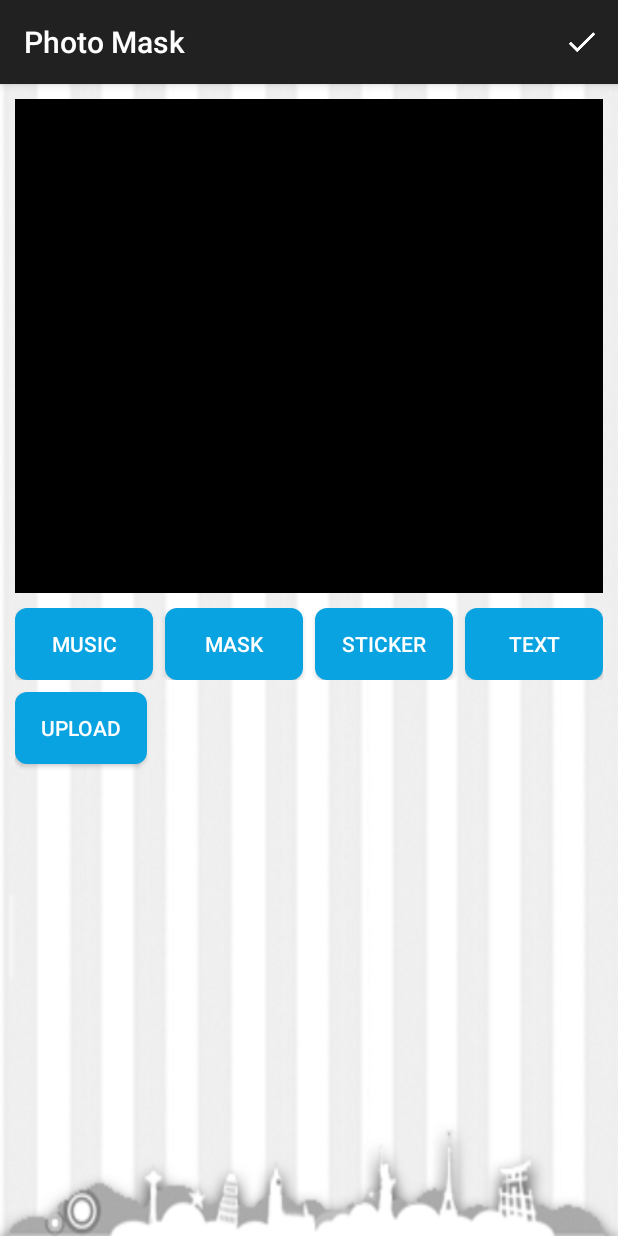
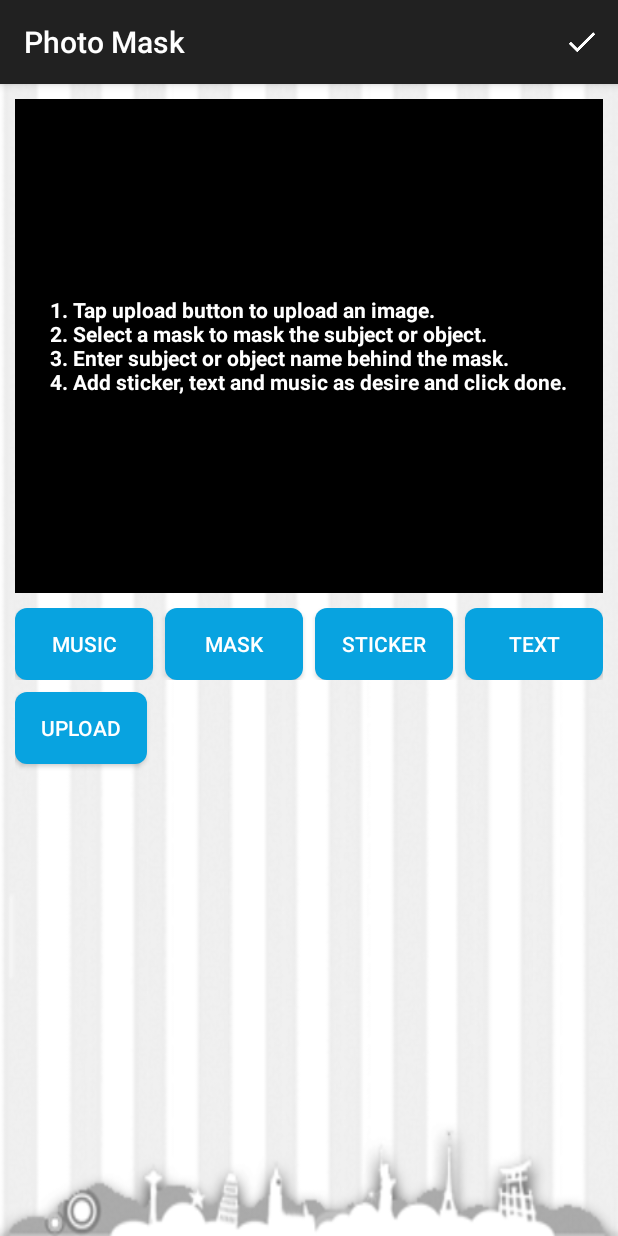
Before and after one commit to Abhishek92/Guessaboo, an Android app: the PhotoMaskActivity screen opened directly, with no data from a screen before it, on a phone screen of 412 x 824 dp. Run offline under Robolectric (Android 15) with nearby library versions, the phone set to English and light mode, and no system bars; our stand-ins replace AdMob.

Commit message:
Commit small changes.

```diff
--- a/app/src/main/java/com/android/guessaboo/BaseActivity.java
+++ b/app/src/main/java/com/android/guessaboo/BaseActivity.java
@@ -69,7 +69,8 @@ public class BaseActivity extends AppCompatActivity {
         mContainer = (RelativeLayout) findViewById(R.id.container);
         mAdView = (AdView) findViewById(R.id.adView);
         AdRequest adRequest = new AdRequest.Builder().build();
-        mAdView.loadAd(adRequest);
+        //mAdView.loadAd(adRequest);
+        mAdView.setVisibility(View.GONE);
 
 
        // setDoneBar(false);
--- a/app/src/main/java/com/android/guessaboo/PhotoMaskActivity.java
+++ b/app/src/main/java/com/android/guessaboo/PhotoMaskActivity.java
@@ -23,6 +23,7 @@ import android.widget.Button;
 import android.widget.ImageView;
 import android.widget.LinearLayout;
 import android.widget.RelativeLayout;
+import android.widget.TextView;
 import android.widget.Toast;
 
 import java.io.File;
@@ -30,10 +31,13 @@ import java.io.File;
 public class PhotoMaskActivity extends BaseActivity implements View.OnClickListener,View.OnTouchListener, View.OnDragListener {
 
     private LinearLayout mWorkSpace;
+    private TextView mDesc;
     private ImageView mImg;
     protected final static int MASK_CODE = 14;
     protected final static int STICKER_CODE = 15;
     protected final static int TEXT_CODE = 16;
+    protected final static int MUSIC_CODE = 17;
+    private String MUSIC_FILE_PATH;
     @Override
     protected void onCreate(Bundle savedInstanceState) {
         super.onCreate(savedInstanceState);
@@ -44,9 +48,12 @@ public class PhotoMaskActivity extends BaseActivity implements View.OnClickListe
         int deviceHeight = displayMetrics.heightPixels;
 
         mWorkSpace = (LinearLayout) findViewById(R.id.workspace);
+        mDesc = (TextView) findViewById(R.id.desc);
         LinearLayout.LayoutParams params = (LinearLayout.LayoutParams) mWorkSpace.getLayoutParams();
         params.height = (int) (deviceHeight * .40f);
         mWorkSpace.setLayoutParams(params);
+
+        mDesc.setText(getDescText());
 
         findViewById(R.id.musicBtn).setOnClickListener(this);
         findViewById(R.id.maskBtn).setOnClickListener(this);
@@ -102,7 +109,7 @@ public class PhotoMaskActivity extends BaseActivity implements View.OnClickListe
                 showPicker();
                 break;
             case R.id.musicBtn:
-                startActivity(new Intent(this, SongsActivity.class));
+                startActivityForResult(new Intent(this, SongsActivity.class), MUSIC_CODE, null);
                 break;
             default:
                 break;
@@ -124,14 +131,20 @@ public class PhotoMaskActivity extends BaseActivity implements View.OnClickListe
             if(data != null){
                 int id = data.getIntExtra("image",0);
                 addImageToWorkspace(id);
+                mDesc.setVisibility(View.GONE);
             }
         }else if(requestCode == STICKER_CODE){
             if(data != null){
                 int id = data.getIntExtra("image",0);
                 addImageToWorkspace(id);
+                mDesc.setVisibility(View.GONE);
             }
         }else if(requestCode == TEXT_CODE){
             addImageFromFileToWorkspace();
+        }else if(requestCode == MUSIC_CODE){
+            if(data != null){
+                MUSIC_FILE_PATH = data.getStringExtra("music");
+            }
         }
     }
 
@@ -213,7 +226,10 @@ public class PhotoMaskActivity extends BaseActivity implements View.OnClickListe
         // Setting Positive "Yes" Button
         alertDialog.setPositiveButton("YES", new DialogInterface.OnClickListener() {
             public void onClick(DialogInterface dialog,int which) {
-                startActivity(new Intent(PhotoMaskActivity.this, InvitationActivity.class));
+                Util.convertToPng(mWorkSpace);
+                Intent intent = new Intent(PhotoMaskActivity.this, InvitationActivity.class);
+                intent.putExtra("music", MUSIC_FILE_PATH);
+                startActivity(intent);
             }
         });
 
@@ -226,4 +242,15 @@ public class PhotoMaskActivity extends BaseActivity implements View.OnClickListe
         // Showing Alert Message
         alertDialog.show();
     }
+
+    private String getDescText(){
+
+        String text = "1. Tap upload button to upload an image."+"\n"
+                +"2. Select a mask to mask the subject or object."+"\n"
+                +"3. Enter subject or object name behind the mask."+"\n"
+                +"4. Add sticker, text and music as desire and click done.";
+
+        return text;
+
+    }
 }
--- a/app/src/main/java/com/android/guessaboo/adapter/MusicAdapter.java
+++ b/app/src/main/java/com/android/guessaboo/adapter/MusicAdapter.java
@@ -38,6 +38,10 @@ public class MusicAdapter extends BaseAdapter {
         return 0;
     }
 
+    public void clearData(){
+        data.clear();
+    }
+
     @Override
     public View getView(int i, View view, ViewGroup parent) {
         MusicItem item = (MusicItem) getItem(i);
--- a/app/src/main/res/layout/activity_photo_mask.xml
+++ b/app/src/main/res/layout/activity_photo_mask.xml
@@ -16,7 +16,19 @@
             android:layout_width="match_parent"
             android:layout_height="wrap_content"
             android:background="#000000"
-            android:orientation="vertical" />
+            android:orientation="horizontal"
+            android:gravity="center">
+
+            <TextView
+                android:id="@+id/desc"
+                android:layout_width="wrap_content"
+                android:layout_height="wrap_content"
+                android:layout_gravity="center"
+                android:text="sasfsfsfsdfds"
+                android:padding="8dp"
+                android:textColor="@android:color/white"
+                android:textStyle="bold"/>
+        </LinearLayout>
 
         <LinearLayout
             android:layout_width="match_parent"
--- a/app/src/main/res/layout/activity_photo_share.xml
+++ b/app/src/main/res/layout/activity_photo_share.xml
@@ -7,6 +7,7 @@
     tools:context="com.android.guessaboo.PhotoShareActivity">
 
     <ImageView
+        android:id="@+id/mail"
         android:layout_width="wrap_content"
         android:layout_height="wrap_content"
         android:layout_centerInParent="true"
```
Also changed, not shown: app/src/main/java/com/android/guessaboo/InvitationActivity.java (+13 -2 lines), app/src/main/java/com/android/guessaboo/PhotoShareActivity.java (+17 -0 lines), app/src/main/java/com/android/guessaboo/SongsActivity.java (+22 -14 lines), app/src/main/java/com/android/guessaboo/Util.java (+42 -1 lines).
